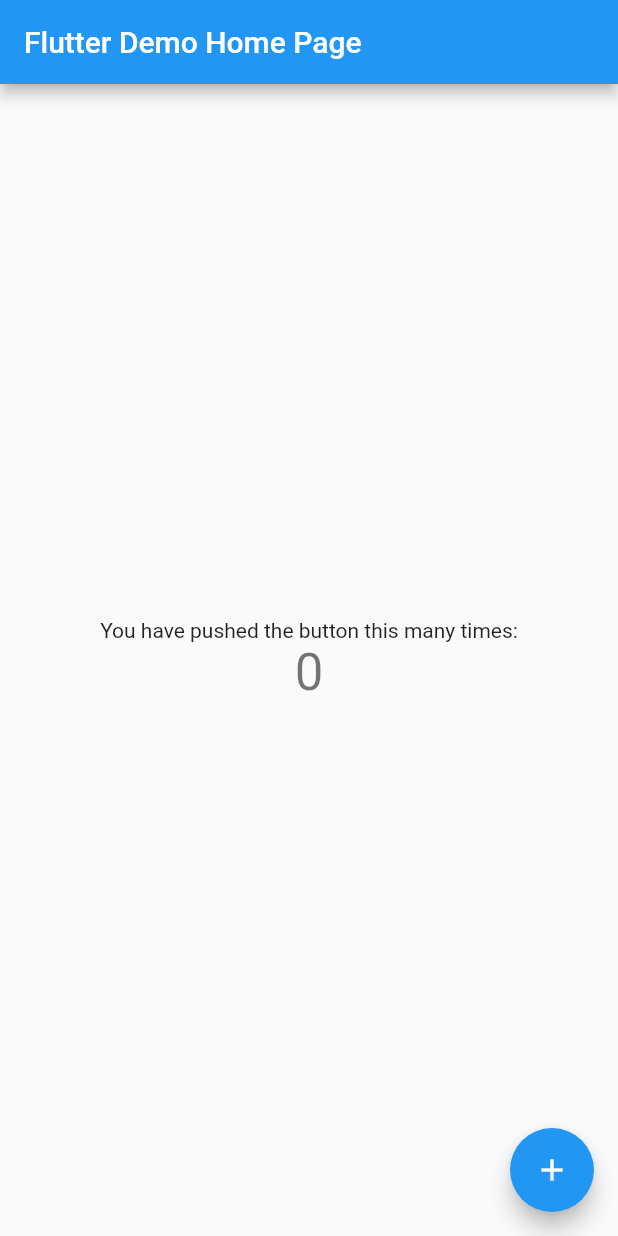
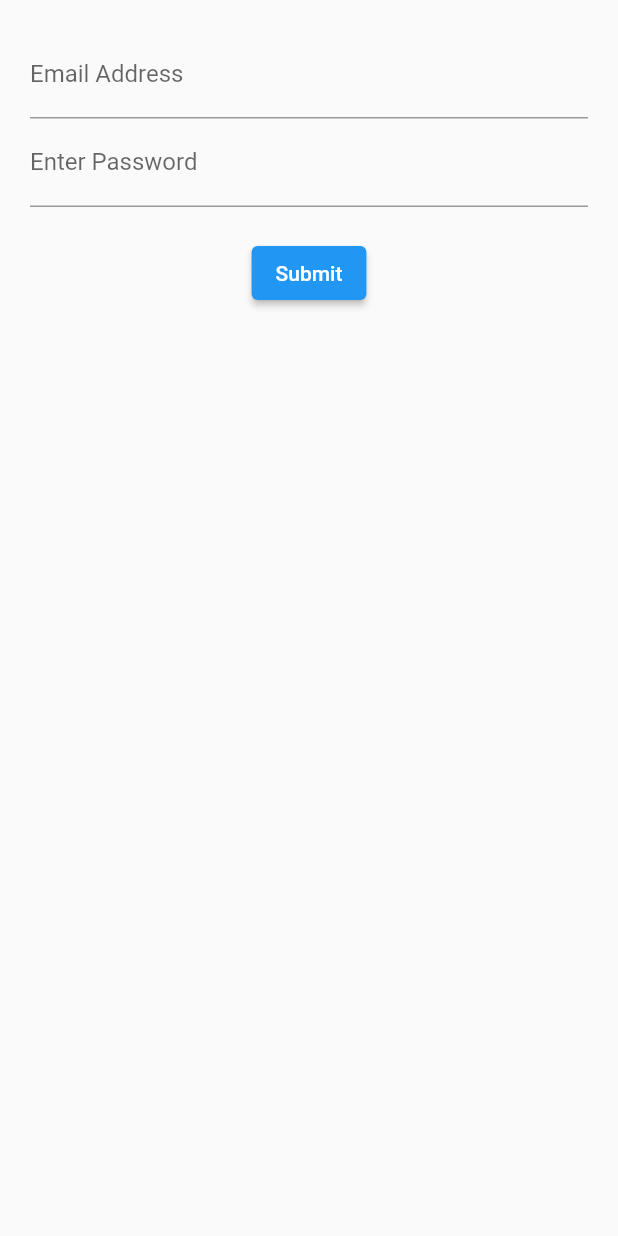
Before and after one commit to DanKheadies/login_stateful_app, a Flutter app: the screen it shows after launch, on a phone screen of 412 x 824 dp. Run offline on Flutter 3.47's test engine with Material 2 defaults, Android fonts, the phone set to English and light mode, and no system bars.

Commit message:
Full (simple) login app

```diff
--- a/lib/main.dart
+++ b/lib/main.dart
@@ -1,115 +1,7 @@
 import 'package:flutter/material.dart';
 
+import './screens/app.dart';
+
 void main() {
-  runApp(const MyApp());
+  runApp(const App());
 }
-
-class MyApp extends StatelessWidget {
-  const MyApp({Key? key}) : super(key: key);
-
-  // This widget is the root of your application.
-  @override
-  Widget build(BuildContext context) {
-    return MaterialApp(
-      title: 'Flutter Demo',
-      theme: ThemeData(
-        // This is the theme of your application.
-        //
-        // Try running your application with "flutter run". You'll see the
-        // application has a blue toolbar. Then, without quitting the app, try
-        // changing the primarySwatch below to Colors.green and then invoke
-        // "hot reload" (press "r" in the console where you ran "flutter run",
-        // or simply save your changes to "hot reload" in a Flutter IDE).
-        // Notice that the counter didn't reset back to zero; the application
-        // is not restarted.
-        primarySwatch: Colors.blue,
-      ),
-      home: const MyHomePage(title: 'Flutter Demo Home Page'),
-    );
-  }
-}
-
-class MyHomePage extends StatefulWidget {
-  const MyHomePage({Key? key, required this.title}) : super(key: key);
-
-  // This widget is the home page of your application. It is stateful, meaning
-  // that it has a State object (defined below) that contains fields that affect
-  // how it looks.
-
-  // This class is the configuration for the state. It holds the values (in this
-  // case the title) provided by the parent (in this case the App widget) and
-  // used by the build method of the State. Fields in a Widget subclass are
-  // always marked "final".
-
-  final String title;
-
-  @override
-  State<MyHomePage> createState() => _MyHomePageState();
-}
-
-class _MyHomePageState extends State<MyHomePage> {
-  int _counter = 0;
-
-  void _incrementCounter() {
-    setState(() {
-      // This call to setState tells the Flutter framework that something has
-      // changed in this State, which causes it to rerun the build method below
-      // so that the display can reflect the updated values. If we changed
-      // _counter without calling setState(), then the build method would not be
-      // called again, and so nothing would appear to happen.
-      _counter++;
-    });
-  }
-
-  @override
-  Widget build(BuildContext context) {
-    // This method is rerun every time setState is called, for instance as done
-    // by the _incrementCounter method above.
-    //
-    // The Flutter framework has been optimized to make rerunning build methods
-    // fast, so that you can just rebuild anything that needs updating rather
-    // than having to individually change instances of widgets.
-    return Scaffold(
-      appBar: AppBar(
-        // Here we take the value from the MyHomePage object that was created by
-        // the App.build method, and use it to set our appbar title.
-        title: Text(widget.title),
-      ),
-      body: Center(
-        // Center is a layout widget. It takes a single child and positions it
-        // in the middle of the parent.
-        child: Column(
-          // Column is also a layout widget. It takes a list of children and
-          // arranges them vertically. By default, it sizes itself to fit its
-          // children horizontally, and tries to be as tall as its parent.
-          //
-          // Invoke "debug painting" (press "p" in the console, choose the
-          // "Toggle Debug Paint" action from the Flutter Inspector in Android
-          // Studio, or the "Toggle Debug Paint" command in Visual Studio Code)
-          // to see the wireframe for each widget.
-          //
-          // Column has various properties to control how it sizes itself and
-          // how it positions its children. Here we use mainAxisAlignment to
-          // center the children vertically; the main axis here is the vertical
-          // axis because Columns are vertical (the cross axis would be
-          // horizontal).
-          mainAxisAlignment: MainAxisAlignment.center,
-          children: <Widget>[
-            const Text(
-              'You have pushed the button this many times:',
-            ),
-            Text(
-              '$_counter',
-              style: Theme.of(context).textTheme.headline4,
-            ),
-          ],
-        ),
-      ),
-      floatingActionButton: FloatingActionButton(
-        onPressed: _incrementCounter,
-        tooltip: 'Increment',
-        child: const Icon(Icons.add),
-      ), // This trailing comma makes auto-formatting nicer for build methods.
-    );
-  }
-}
--- /dev/null
+++ b/lib/mixins/validation_mixin.dart
@@ -0,0 +1,21 @@
+class ValidationMixin {
+  validateEmail(value) {
+    if (value == null || value.isEmpty) {
+      return 'Please enter an email';
+    } else if (!value.contains('@')) {
+      return 'Please enter a valid email';
+    } else {
+      return null;
+    }
+  }
+
+  validatePassword(value) {
+    if (value == null || value.isEmpty) {
+      return 'Please enter a password';
+    } else if (value.length < 4) {
+      return 'Password must be at least 4 characers';
+    } else {
+      return null;
+    }
+  }
+}
--- /dev/null
+++ b/lib/screens/app.dart
@@ -0,0 +1,17 @@
+import 'package:flutter/material.dart';
+
+import './login_screen.dart';
+
+class App extends StatelessWidget {
+  const App({Key? key}) : super(key: key);
+
+  @override
+  Widget build(BuildContext context) {
+    return const MaterialApp(
+      title: 'Log Me In!',
+      home: Scaffold(
+        body: LoginScreen(),
+      ),
+    );
+  }
+}
--- /dev/null
+++ b/lib/screens/login_screen.dart
@@ -0,0 +1,76 @@
+import 'package:flutter/material.dart';
+
+import '../mixins/validation_mixin.dart';
+
+class LoginScreen extends StatefulWidget {
+  const LoginScreen({Key? key}) : super(key: key);
+
+  @override
+  _LoginScreenState createState() => _LoginScreenState();
+}
+
+class _LoginScreenState extends State<LoginScreen> with ValidationMixin {
+  String email = '';
+  String password = '';
+  final formKey = GlobalKey<FormState>();
+
+  Widget emailField() {
+    return TextFormField(
+      keyboardType: TextInputType.emailAddress,
+      decoration: const InputDecoration(
+        labelText: 'Email Address',
+        hintText: 'you@example.com',
+      ),
+      validator: (value) => validateEmail(value),
+      onSaved: (value) {
+        email = value!;
+      },
+    );
+  }
+
+  Widget passwordField() {
+    return TextFormField(
+      obscureText: true,
+      decoration: const InputDecoration(
+        labelText: 'Enter Password',
+        hintText: '********',
+      ),
+      validator: (value) => validatePassword(value),
+      onSaved: (value) {
+        password = value!;
+      },
+    );
+  }
+
+  Widget submitField() {
+    return ElevatedButton(
+      style: ButtonStyle(
+        backgroundColor: MaterialStateProperty.all<Color>(Colors.blue),
+      ),
+      child: const Text('Submit'),
+      onPressed: () {
+        if (formKey.currentState!.validate()) {
+          formKey.currentState!.save();
+        }
+      },
+    );
+  }
+
+  @override
+  Widget build(BuildContext context) {
+    return Container(
+      margin: const EdgeInsets.all(20),
+      child: Form(
+        key: formKey,
+        child: Column(
+          children: [
+            emailField(),
+            passwordField(),
+            const SizedBox(height: 20),
+            submitField(),
+          ],
+        ),
+      ),
+    );
+  }
+}
```
Also changed, not shown: 1 other file.
